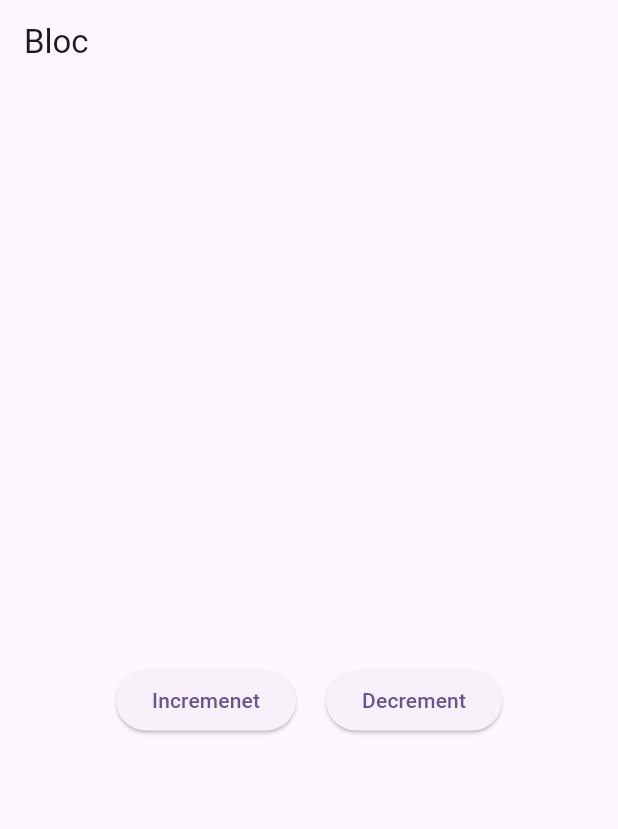
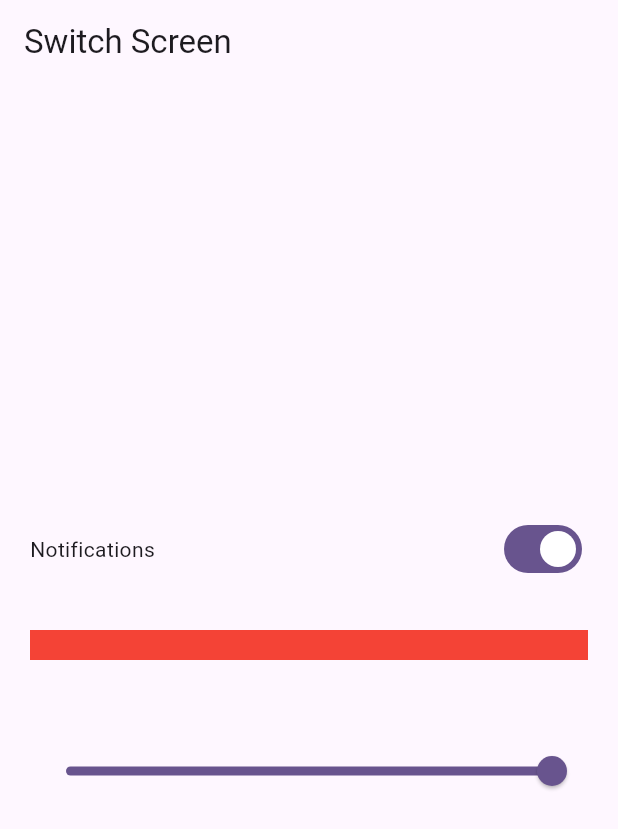
Before and after one commit to zaidahmedkhan/bloc_practice, a Flutter app: the screen it shows after launch, on a phone screen of 412 x 824 dp. Shown: the top 829 px of the screen. Run offline on Flutter 3.47's test engine with Material 3 defaults, Android fonts, the light colour scheme and no system bars; our stand-ins replace bloc, equatable, flutter_bloc.

Commit message:
multiple states block

```diff
--- /dev/null
+++ b/lib/bloc/switch/switch_bloc.dart
@@ -0,0 +1,21 @@
+import 'package:bloc_practice/bloc/switch/switch_event.dart';
+import 'package:bloc_practice/bloc/switch/switch_state.dart';
+import 'package:flutter_bloc/flutter_bloc.dart';
+
+class SwitchBloc extends Bloc<SwitchEvent, SwitchState> {
+  SwitchBloc() : super(SwitchState()) {
+    on<EnableOrDisableNotification>(_enableOrDisableNotification);
+    on<SliderEvent>(_slider);
+  }
+
+  void _enableOrDisableNotification(
+    EnableOrDisableNotification events,
+    Emitter<SwitchState> emit,
+  ) {
+    emit(state.copyWith(isSwitch: !state.isSwitch));
+  }
+
+  void _slider(SliderEvent events, Emitter<SwitchState> emit) {
+    emit(state.copyWith(slider: events.slider));
+  }
+}
--- /dev/null
+++ b/lib/bloc/switch/switch_event.dart
@@ -0,0 +1,17 @@
+import 'package:equatable/equatable.dart';
+
+abstract class SwitchEvent extends Equatable {
+  const SwitchEvent();
+  @override
+  List<Object> get props => [];
+}
+
+class EnableOrDisableNotification extends SwitchEvent {}
+
+class SliderEvent extends SwitchEvent {
+  double slider;
+  SliderEvent({required this.slider});
+
+  @override
+  List<Object> get props => [slider];
+}
--- /dev/null
+++ b/lib/bloc/switch/switch_state.dart
@@ -0,0 +1,18 @@
+import 'package:equatable/equatable.dart';
+
+class SwitchState extends Equatable {
+  bool isSwitch;
+  double slider;
+
+  SwitchState({this.isSwitch = false, this.slider = 1.0});
+
+  SwitchState copyWith({bool? isSwitch, double? slider}) {
+    return SwitchState(
+      isSwitch: isSwitch ?? this.isSwitch,
+      slider: slider ?? this.slider,
+    );
+  }
+
+  @override
+  List<Object?> get props => [isSwitch, slider];
+}
--- a/lib/main.dart
+++ b/lib/main.dart
@@ -1,5 +1,6 @@
 import 'package:bloc_practice/bloc/counter/counter_bloc.dart';
-import 'package:bloc_practice/ui/counter_screen.dart';
+import 'package:bloc_practice/bloc/switch/switch_bloc.dart';
+import 'package:bloc_practice/ui/switch_screen.dart';
 import 'package:flutter/material.dart';
 import 'package:flutter_bloc/flutter_bloc.dart';
 
@@ -12,15 +13,19 @@ class MyApp extends StatelessWidget {
 
   @override
   Widget build(BuildContext context) {
-    return BlocProvider(
-      create: (_) => CounterBloc(),
+    return MultiBlocProvider(
+      providers: [
+        BlocProvider(create: (_) => CounterBloc()),
+        BlocProvider(create: (_) => SwitchBloc()),
+      ],
       child: MaterialApp(
         debugShowCheckedModeBanner: false,
         title: 'Flutter Demo',
         theme: ThemeData(
           colorScheme: ColorScheme.fromSeed(seedColor: Colors.deepPurple),
         ),
-        home: const CounterScreen(),
+        // home: const CounterScreen(),
+        home: const SwitchScreen(),
       ),
     );
   }
--- /dev/null
+++ b/lib/ui/switch_screen.dart
@@ -0,0 +1,71 @@
+import 'package:bloc_practice/bloc/switch/switch_bloc.dart';
+import 'package:bloc_practice/bloc/switch/switch_event.dart';
+import 'package:bloc_practice/bloc/switch/switch_state.dart';
+import 'package:flutter/material.dart';
+import 'package:flutter_bloc/flutter_bloc.dart';
+
+class SwitchScreen extends StatefulWidget {
+  const SwitchScreen({super.key});
+
+  @override
+  State<SwitchScreen> createState() => _SwitchScreenState();
+}
+
+class _SwitchScreenState extends State<SwitchScreen> {
+  @override
+  Widget build(BuildContext context) {
+    return Scaffold(
+      appBar: AppBar(title: Text("Switch Screen")),
+      body: Padding(
+        padding: EdgeInsets.symmetric(horizontal: 20),
+        child: Column(
+          mainAxisAlignment: MainAxisAlignment.center,
+          crossAxisAlignment: CrossAxisAlignment.center,
+          children: [
+            Row(
+              mainAxisAlignment: MainAxisAlignment.spaceBetween,
+              children: [
+                const Text("Notifications"),
+                BlocBuilder<SwitchBloc, SwitchState>(
+                  builder: (context, state) {
+                    return Switch(
+                      value: true,
+                      onChanged: (newValue) {
+                        context.read<SwitchBloc>().add(
+                          EnableOrDisableNotification(),
+                        );
+                      },
+                    );
+                  },
+                ),
+              ],
+            ),
+            const SizedBox(height: 30),
+            BlocBuilder<SwitchBloc, SwitchState>(
+              builder: (context, state) {
+                return Container(
+                  height: 20,
+                  color: Colors.red.withOpacity(state.slider),
+                );
+              },
+            ),
+
+            const SizedBox(height: 50),
+            BlocBuilder<SwitchBloc, SwitchState>(
+              builder: (context, state) {
+                return Slider(
+                  value: state.slider,
+                  onChanged: (newValue) {
+                    context.read<SwitchBloc>().add(
+                      SliderEvent(slider: newValue),
+                    );
+                  },
+                );
+              },
+            ),
+          ],
+        ),
+      ),
+    );
+  }
+}
```
